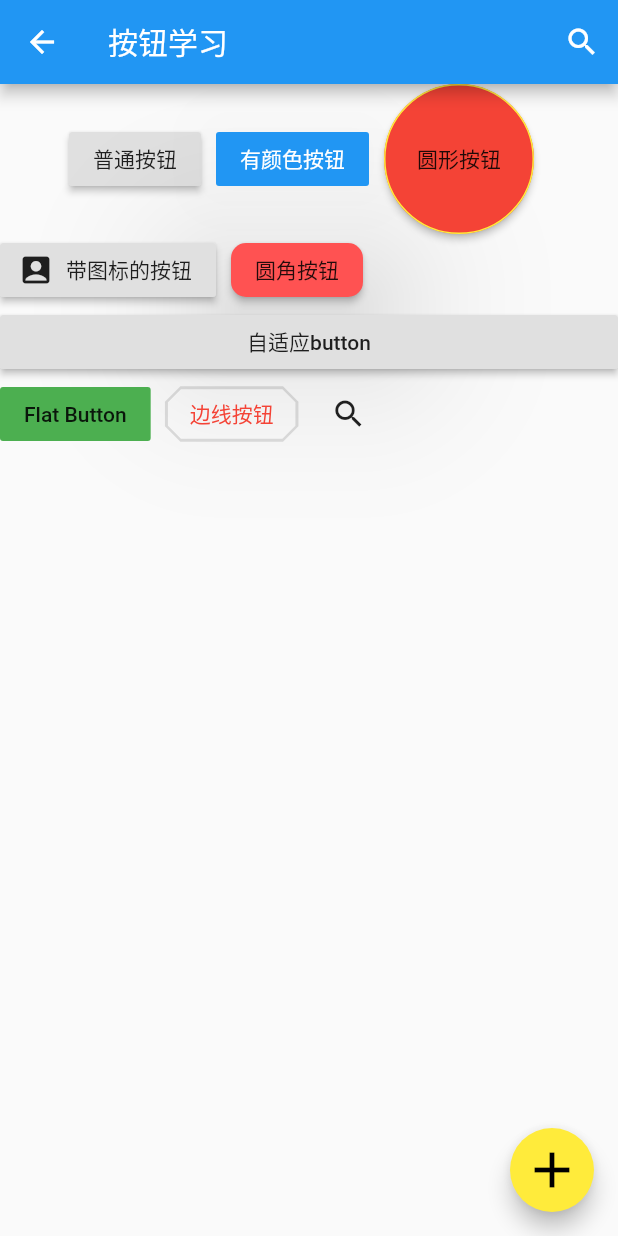
After one commit to Rex-Man/flutterStudy, a Flutter app: the ButtonStudy screen opened directly, on a phone screen of 412 x 824 dp. The commit adds this screen. Run offline on Flutter 3.47's test engine with Material 2 defaults, Android fonts, the phone set to English and light mode, and no system bars.

Commit message:
添加Floating action 的方法

```diff
--- /dev/null
+++ b/lib/ButtonStudy/button_study.dart
@@ -0,0 +1,142 @@
+import 'package:flutter/material.dart';
+
+///
+///RaisedButton 与 FlatButton,OutlineButton 基本上是一样的。
+class ButtonStudy extends StatelessWidget {
+  @override
+  Widget build(BuildContext context) {
+    return Scaffold(
+      appBar: AppBar(
+        title: Text("按钮学习"),
+        actions: <Widget>[
+          IconButton(
+            onPressed: () {
+              print("Icon Button");
+            },
+            icon: Icon(Icons.search),
+          )
+        ],
+      ),
+      floatingActionButton: FloatingActionButton(
+            onPressed: (){
+
+            },
+            child: Icon(Icons.add,color:Colors.black,size:40),
+            backgroundColor: Colors.yellow,
+      ),
+      body: Column(children: [
+        Row(mainAxisAlignment: MainAxisAlignment.center, children: [
+          RaisedButton(
+              child: Text('普通按钮'),
+              onPressed: () {
+                print("普通按钮");
+              }),
+          SizedBox(
+            width: 10,
+          ),
+          RaisedButton(
+              child: Text('有颜色按钮'),
+              color: Colors.blue, //按钮的颜色
+              textColor: Colors.white, //文字颜色
+              highlightColor: Colors.deepPurpleAccent, //按钮的水波纹亮起的颜色
+              splashColor: Colors.deepOrangeAccent, //水波纹的颜色
+              colorBrightness: Brightness.dark, //按钮主题高亮
+              elevation: 50.0, //按钮下面的阴影长度
+              highlightElevation: 100.0, //按钮高亮时的下面的阴影长度
+              disabledElevation: 20.0,
+              onPressed: () {
+                print("有颜色按钮");
+              }),
+          SizedBox(
+            width: 10,
+          ),
+          Container(
+            //如果需要修改按钮的宽度和高度，就将按钮包在Container 下面
+            width: 100,
+            height: 100,
+            child: RaisedButton(
+                child: Text('圆形按钮'),
+                onPressed: () {
+                  print("圆形按钮");
+                },
+                color: Colors.red,
+                shape:
+                    CircleBorder(side: BorderSide(color: Colors.yellow[500]))),
+          ),
+          SizedBox(
+            width: 10,
+          ),
+        ]),
+        Row(
+          children: <Widget>[
+            RaisedButton.icon(
+                onPressed: () {
+                  print("带图标的按钮");
+                },
+                icon: Icon(Icons.account_box),
+                label: Text("带图标的按钮")),
+            SizedBox(
+              width: 10,
+            ),
+            RaisedButton(
+              child: Text("圆角按钮"),
+              color: Colors.redAccent,
+              shape: RoundedRectangleBorder(
+                  borderRadius: BorderRadius.circular(10)),
+              onPressed: () {},
+            )
+          ],
+        ),
+        Row(
+          mainAxisAlignment: MainAxisAlignment.center,
+          children: <Widget>[
+            Expanded(
+              child: RaisedButton(
+                  child: Text('自适应button'),
+                  onPressed: () {
+                    print("自适应button");
+                  }),
+            )
+          ],
+        ),
+        Row(
+          children: <Widget>[
+            FlatButton(
+                color: Colors.green,
+                onPressed: () {
+                  print("Flat Button");
+                },
+                child: Text("Flat Button")),
+            SizedBox(
+              width: 10,
+            ),
+            OutlineButton(
+              onPressed: () {
+                print("OutlineButton");
+              },
+              child: Text("边线按钮"),
+              textColor: Colors.red,
+              splashColor: Colors.green,
+              highlightColor: Colors.black,
+              shape: BeveledRectangleBorder(
+                side: BorderSide(
+                  color: Colors.red,
+                  width: 1,
+                ),
+                borderRadius: BorderRadius.circular(10),
+              ),
+            ),
+            SizedBox(
+              width: 10,
+            ),
+            IconButton(
+                icon: Icon(Icons.search),
+                onPressed: () {
+                  print("IconButton");
+                })
+          ],
+        )
+      ]),
+    );
+  }
+}
--- a/lib/main.dart
+++ b/lib/main.dart
@@ -3,8 +3,11 @@ import 'package:flutterStudy/AppBarStudy/appbar_study.dart';
 import 'package:flutterStudy/RouteStudy/named_route.dart';
 import 'package:flutterStudy/TabBartControlerStudy/tabControllerStudy.dart';
 
+import 'ActionButtonStudy/floating_action_button.dart';
+import 'ButtonStudy/button_study.dart';
 import 'DrawerStudy/drawer_study.dart';
 import 'DrawerStudy/third_page.dart';
+import 'FormControlerStudy/form_controler_study.dart';
 import 'RouteStudy/named_on_generateroute.dart';
 import 'RouteStudy/named_route_param.dart';
 import 'RouteStudy/named_route_return.dart';
@@ -100,18 +103,18 @@ class MyHomePage extends StatelessWidget{
     );
   }
   List<Widget> widgets=<Widget>[
-    TabStudy(),RouteStudy(),AppBarStudy(),TabControlerStudy(),DrawerStudy()
+    TabStudy(),RouteStudy(),AppBarStudy(),TabControlerStudy(),DrawerStudy(),ButtonStudy(),FloatingActionButtonStudy(),FormControllerStudy()
   ];
 
   // 数据源
   List<String> titleItems = <String>[
-    'Tab Study','Route Study','App Bar Study','Tab Controler Study','Drawer Study'
+    'Tab Study','Route Study','App Bar Study','Tab Controler Study','Drawer Study','Button Study','FloatingActionButton Study','Form Controller Study'
   ];
 
   List<Icon> iconItems = <Icon>[
-    new Icon(Icons.tab), Icon(Icons.router),Icon(Icons.tab),Icon(Icons.tab),Icon(Icons.score)
+    new Icon(Icons.tab), Icon(Icons.router),Icon(Icons.tab),Icon(Icons.tab),Icon(Icons.score),Icon(Icons.computer),Icon(Icons.add_shopping_cart),Icon(Icons.airplanemode_active)
   ];
 
   List<String> subTitleItems = <String>[
-    'subTitle: tab study','subTitile: route study','subTitle:app bar study','subTitle:tab Controler study','subTitle: drawer study'
+    'subTitle: tab study','subTitile: route study','subTitle:app bar study','subTitle:tab Controler study','subTitle: drawer study','subTitile:button study','subTitle:floating action study','subTitle:Form Controller Study'
   ];
```
Also changed, not shown: lib/ActionButtonStudy/floating_action_button.dart (added, +110 -0 lines), lib/FormControlerStudy/form_controler_study.dart (added, +89 -0 lines).
